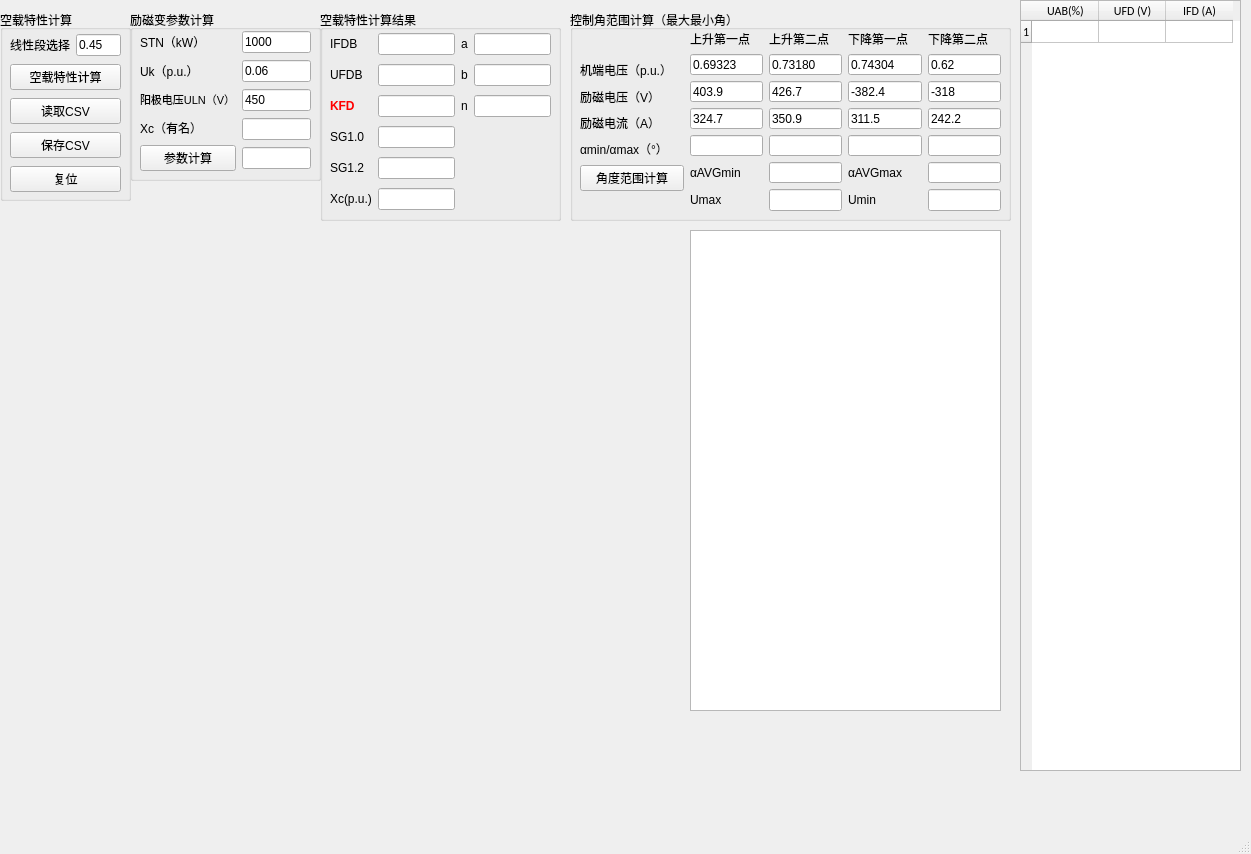
Before: the Qt Designer form kongzaiQMainWindow.ui in fly1057/noloadcharacteristic, drawn with Qt 5.
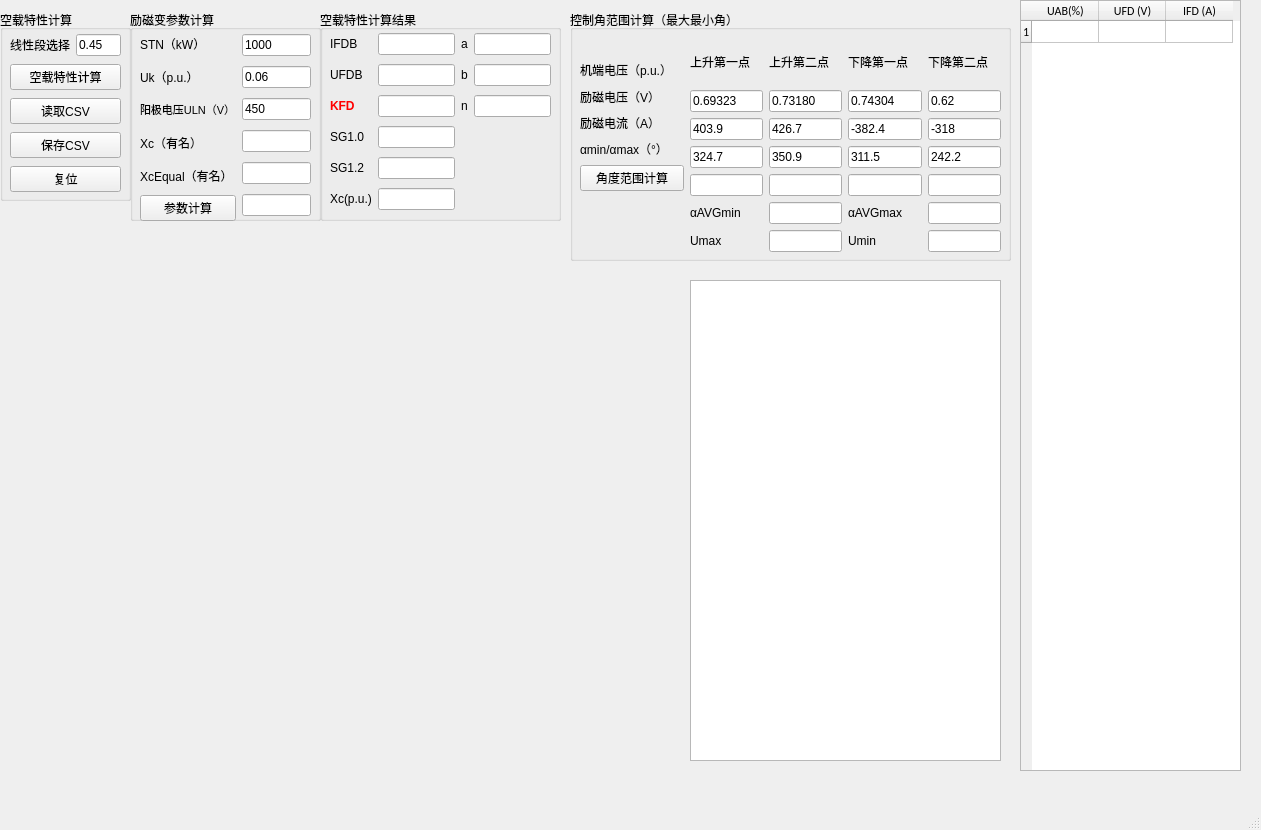
After: the same form once the commit is applied.

What changed in the file:
```diff
--- a/kongzaiQMainWindow.ui
+++ b/kongzaiQMainWindow.ui
@@ -6,8 +6,8 @@
    <rect>
     <x>0</x>
     <y>0</y>
-    <width>1251</width>
-    <height>854</height>
+    <width>1261</width>
+    <height>830</height>
    </rect>
   </property>
   <property name="windowTitle">
@@ -92,7 +92,7 @@
     <property name="geometry">
      <rect>
       <x>0</x>
-      <y>230</y>
+      <y>290</y>
       <width>681</width>
       <height>481</height>
      </rect>
@@ -105,7 +105,7 @@
       <x>130</x>
       <y>10</y>
       <width>191</width>
-      <height>171</height>
+      <height>211</height>
      </rect>
     </property>
     <property name="title">
@@ -117,7 +117,7 @@
        <x>10</x>
        <y>20</y>
        <width>171</width>
-       <height>141</height>
+       <height>191</height>
       </rect>
      </property>
      <layout class="QHBoxLayout" name="horizontalLayout">
@@ -159,6 +159,13 @@
           </property>
          </widget>
         </item>
+        <item>
+         <widget class="QLabel" name="label_22">
+          <property name="text">
+           <string>XcEqual（有名）</string>
+          </property>
+         </widget>
+        </item>
         <item>
          <widget class="QPushButton" name="pushButton_ExciterTranformerCalculate">
           <property name="text">
@@ -211,7 +218,10 @@
          </widget>
         </item>
         <item>
-         <widget class="QLineEdit" name="lineEdit"/>
+         <widget class="QLineEdit" name="lineEdit_XcRealEqual"/>
+        </item>
+        <item>
+         <widget class="QLineEdit" name="lineEdit_2"/>
         </item>
        </layout>
       </item>
@@ -305,7 +315,7 @@
       <x>570</x>
       <y>10</y>
       <width>441</width>
-      <height>211</height>
+      <height>251</height>
      </rect>
     </property>
     <property name="acceptDrops">
@@ -371,9 +381,9 @@
      <property name="geometry">
       <rect>
        <x>120</x>
-       <y>20</y>
+       <y>30</y>
        <width>311</width>
-       <height>181</height>
+       <height>212</height>
       </rect>
      </property>
      <layout class="QGridLayout" name="gridLayout">
@@ -616,7 +626,7 @@
     <property name="geometry">
      <rect>
       <x>690</x>
-      <y>230</y>
+      <y>280</y>
       <width>311</width>
       <height>481</height>
      </rect>
```
Left out of the diff: 2 changed lines with no effect on the pictures.
